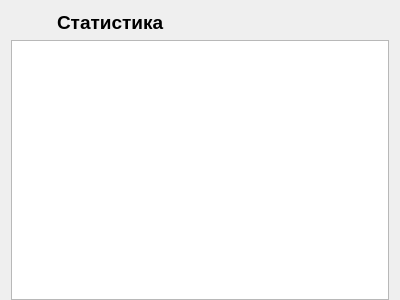
The window that Modules/PassedTests/View/PassedTestsForm.ui (maks1596/professional-qualities-admin) describes before a commit, drawn with Qt 5.
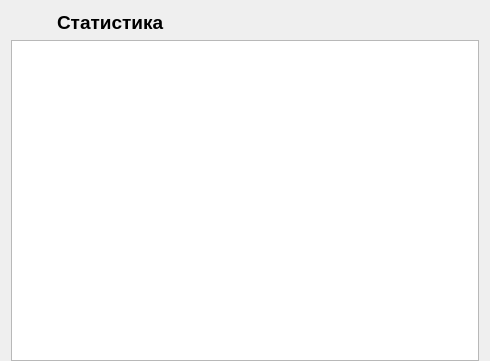
The same window after the commit. Icons and pictures are not drawn.

Commit message: Переименован класс интерфейса

Diff of the .ui file:
```diff
--- a/Modules/PassedTests/View/PassedTestsForm.ui
+++ b/Modules/PassedTests/View/PassedTestsForm.ui
@@ -6,8 +6,8 @@
    <rect>
     <x>0</x>
     <y>0</y>
-    <width>400</width>
-    <height>300</height>
+    <width>490</width>
+    <height>361</height>
    </rect>
   </property>
   <property name="windowTitle">
```
Left out of the diff: 4 changed lines with no effect on the pictures. The commit also changes 3 other files.
